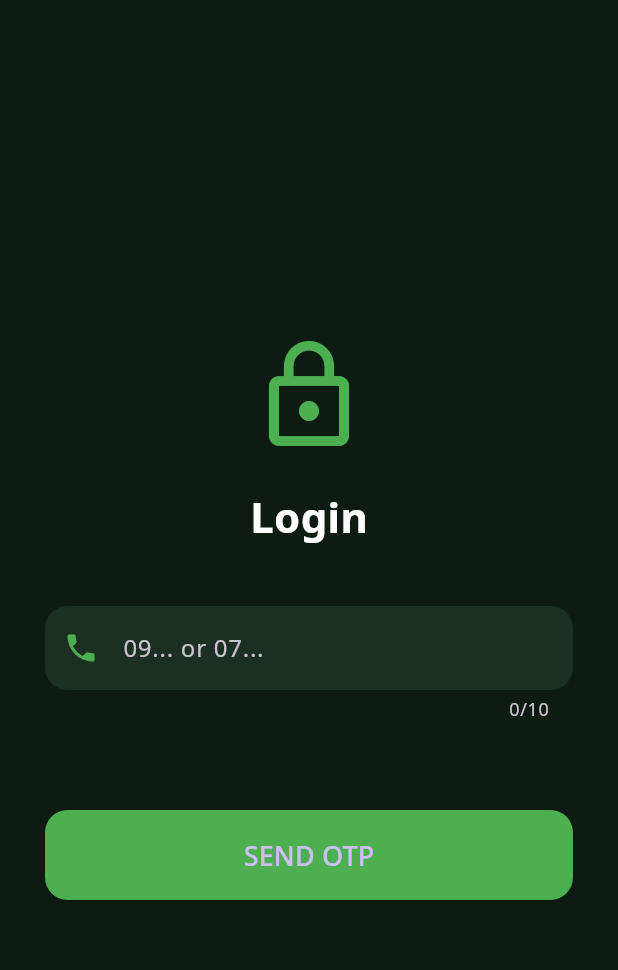
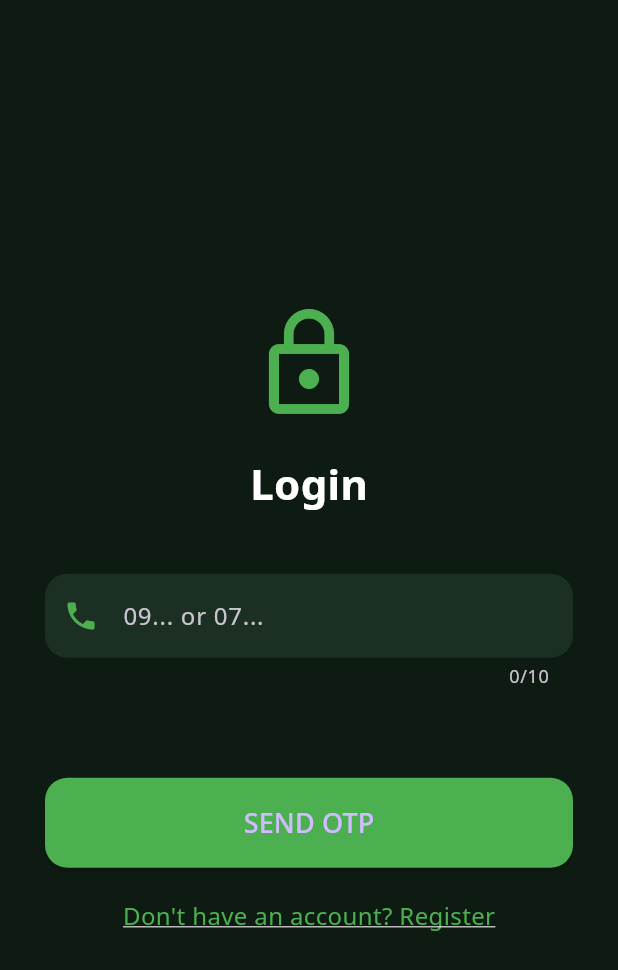
Before and after one commit to Bz2127/PLANT-DISEASE-ADMIN, a Flutter app: the ProfileScreen screen opened by its route, after a tap on the "logout" icon, on a phone screen of 412 x 824 dp. Shown: the top 970 px of the screen. Run offline on Flutter 3.47's test engine with Material 3 defaults, Android fonts, the phone set to English and light mode, and no system bars; our stand-ins replace avatar_glow, dio, firebase_auth, firebase_core, flutter_dotenv, flutter_image_compress and 12 more; accounts and stored records are empty; network calls fail; statements that could not run were skipped.

Commit message:
Fix:login9

```diff
--- a/plant-ai-system/apps/lib/core/routing/app_router.dart
+++ b/plant-ai-system/apps/lib/core/routing/app_router.dart
@@ -18,22 +18,19 @@ import 'package:farmer_mobile_app/features/notifications/notification_screen.dar
 class AppRouter {
   static final GoRouter router = GoRouter(
     initialLocation: '/splash',
-    redirect: (BuildContext context, GoRouterState state) async {
-      final prefs = await SharedPreferences.getInstance();
-      final String? token = prefs.getString('auth_token');
-      final bool isLoggedIn =
-          token != null && token.isNotEmpty && token != 'fake_token_123';
+    refreshListenable: GoRouterRefreshStream(
+      Stream.periodic(const Duration(seconds: 1)),
+    ),
+    redirect: (BuildContext context, GoRouterState state) {
+      final String currentPath = state.matchedLocation;
 
-      final String currentPath = state.matchedLocation;
       final bool isAuthRoute =
           currentPath == '/login' || currentPath == '/register';
+
       final bool isSplashRoute =
           currentPath == '/splash' ||
           currentPath == '/onboarding' ||
           currentPath == '/language';
-
-      if (!isLoggedIn && !isAuthRoute && !isSplashRoute) return '/login';
-      if (isLoggedIn && isAuthRoute) return '/home';
 
       return null;
     },
@@ -103,3 +100,11 @@ class AppRouter {
     ],
   );
 }
+
+class GoRouterRefreshStream extends ChangeNotifier {
+  GoRouterRefreshStream(Stream<dynamic> stream) {
+    stream.listen((_) {
+      notifyListeners();
+    });
+  }
+}
--- a/plant-ai-system/apps/lib/features/auth/login_screen.dart
+++ b/plant-ai-system/apps/lib/features/auth/login_screen.dart
@@ -176,6 +176,22 @@ class _LoginScreenState extends State<LoginScreen> {
                             ),
                     ),
                   ),
+
+                  const SizedBox(height: 20),
+
+                  GestureDetector(
+                    onTap: () {
+                      context.go('/register');
+                    },
+                    child: const Text(
+                      "Don't have an account? Register",
+                      style: TextStyle(
+                        color: Color(0xFF4CAF50),
+                        fontSize: 16,
+                        decoration: TextDecoration.underline,
+                      ),
+                    ),
+                  ),
                 ],
               ),
             ),
```
